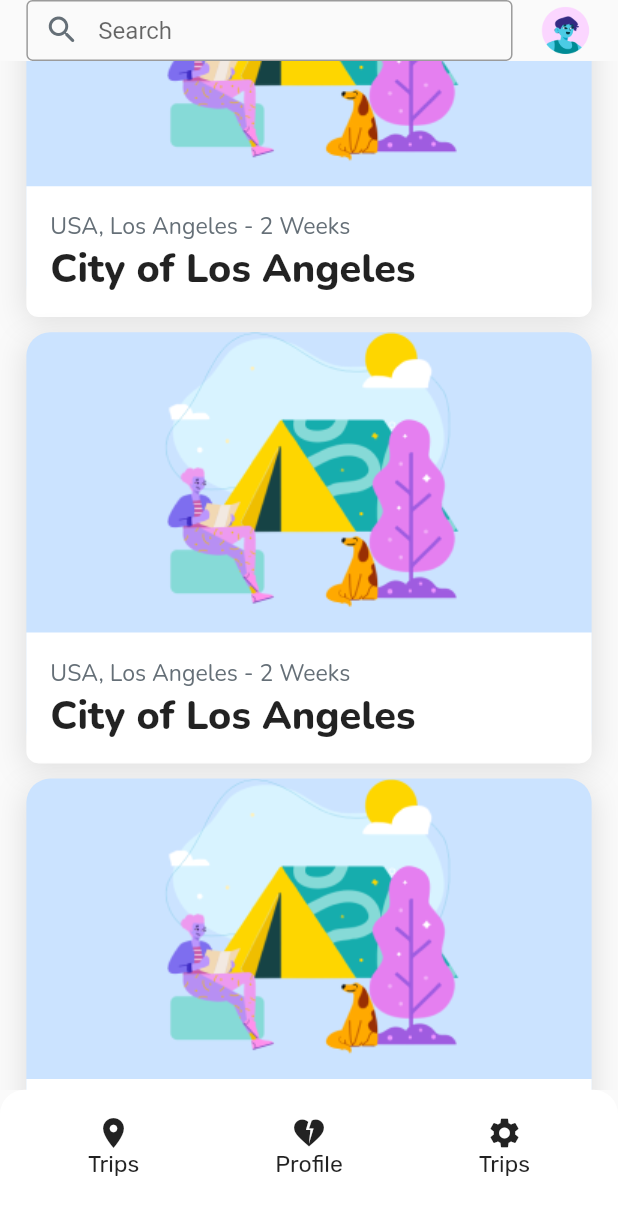
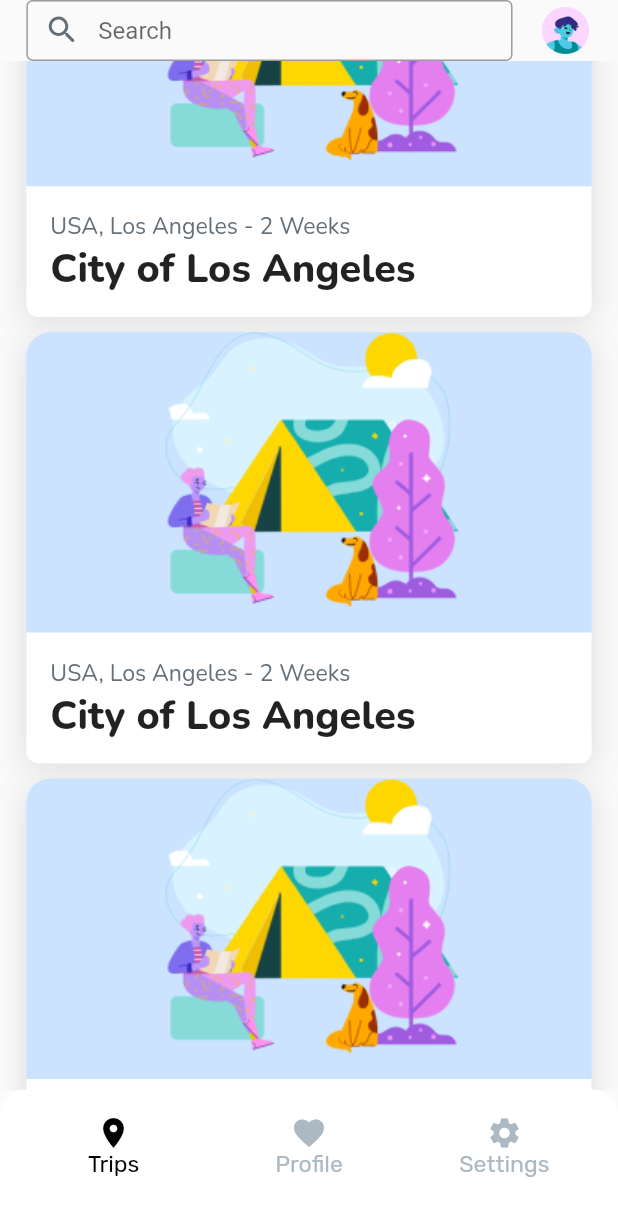
Before and after one commit to Samir-Sattarov/Student-Travel-Application, a Flutter app: the screen it shows after launch, scrolled down 576 dp, after a tap on "Trips", on a phone screen of 412 x 824 dp. Shown: the top 1216 px of the screen. Run offline on Flutter 3.47's test engine with Material 2 defaults, Android fonts, the phone set to English and light mode, and no system bars; our stand-ins replace flutter_keyboard_visibility, flutter_screenutil, flutter_svg, google_fonts.

Commit message:
Update bottom navigation bar

```diff
--- a/lib/screens/main_screen.dart
+++ b/lib/screens/main_screen.dart
@@ -1,6 +1,7 @@
 import 'package:flutter/material.dart';
 import 'package:flutter_screenutil/flutter_screenutil.dart';
 import 'package:google_fonts/google_fonts.dart';
+import 'package:student_travel_application/widgets/bottom_bar_widget.dart';
 
 import 'discovery_screen_one.dart';
 import 'discovery_screen_three.dart';
@@ -20,6 +21,7 @@ class _MainScreenState extends State<MainScreen> {
     const DiscoveryScreenThree()
   ];
   int currentScreen = 0;
+  bool isSelect = false;
   @override
   Widget build(BuildContext context) {
     return Scaffold(
@@ -38,90 +40,33 @@ class _MainScreenState extends State<MainScreen> {
           child: Row(
             mainAxisAlignment: MainAxisAlignment.spaceBetween,
             children: [
-              GestureDetector(
+              BottomBarWidget(
+                  isActive: currentScreen == 0 ? true : false,
                   onTap: () {
                     setState(() {
                       currentScreen = 0;
                     });
                   },
-                child: SizedBox(
-                  height: 58.h,
-                  width: 64.w,
-                  child: Column(
-                    crossAxisAlignment: CrossAxisAlignment.center,
-                    mainAxisAlignment: MainAxisAlignment.center,
-                    children: [
-                      SizedBox(
-                        height: 24.h,
-                        width: 24.w,
-                        child: const Icon(Icons.location_on),
-                      ),
-                      Text(
-                        "Trips",
-                        style: GoogleFonts.rubik(
-                            textStyle: TextStyle(
-                                fontSize: 14.sp, fontWeight: FontWeight.w400)),
-                      )
-                    ],
-                  ),
-                ),
-              ),
-              GestureDetector(
+                  icon: Icons.location_on,
+                  title: "Trips"),
+              BottomBarWidget(
+                  isActive: currentScreen == 1 ? true : false,
                   onTap: () {
                     setState(() {
                       currentScreen = 1;
                     });
                   },
-                child: SizedBox(
-                  height: 58.h,
-                  width: 64.w,
-                  child: Column(
-                    crossAxisAlignment: CrossAxisAlignment.center,
-                    mainAxisAlignment: MainAxisAlignment.center,
-                    children: [
-                      SizedBox(
-                        height: 24.h,
-                        width: 24.w,
-                        child: const Icon(Icons.heart_broken),
-                      ),
-                      Text(
-                        "Profile",
-                        style: GoogleFonts.rubik(
-                            textStyle: TextStyle(
-                                fontSize: 14.sp, fontWeight: FontWeight.w400)),
-                      )
-                    ],
-                  ),
-                ),
-              ),
-              GestureDetector(
+                  icon: Icons.favorite,
+                  title: "Profile"),
+              BottomBarWidget(
+                  isActive: currentScreen == 2 ? true : false,
                   onTap: () {
                     setState(() {
                       currentScreen = 2;
                     });
                   },
-                child: SizedBox(
-                  height: 58.h,
-                  width: 64.w,
-                  child: Column(
-                    crossAxisAlignment: CrossAxisAlignment.center,
-                    mainAxisAlignment: MainAxisAlignment.center,
-                    children: [
-                      SizedBox(
-                        height: 24.h,
-                        width: 24.w,
-                        child: const Icon(Icons.settings),
-                      ),
-                      Text(
-                        "Trips",
-                        style: GoogleFonts.rubik(
-                            textStyle: TextStyle(
-                                fontSize: 14.sp, fontWeight: FontWeight.w400)),
-                      )
-                    ],
-                  ),
-                ),
-              )
+                  icon: Icons.settings,
+                  title: "Settings"),
             ],
           ),
         ),
--- /dev/null
+++ b/lib/widgets/bottom_bar_widget.dart
@@ -0,0 +1,44 @@
+import 'package:flutter/material.dart';
+import 'package:flutter_screenutil/flutter_screenutil.dart';
+import 'package:google_fonts/google_fonts.dart';
+
+class BottomBarWidget extends StatelessWidget {
+  final Function() onTap;
+  final IconData icon;
+  final String title;
+  final bool isActive;
+  const BottomBarWidget(
+      {Key? key, required this.onTap, required this.icon, required this.title, required this.isActive})
+      : super(key: key);
+
+  @override
+  Widget build(BuildContext context) {
+    return GestureDetector(
+      onTap: () {
+        onTap.call();
+      },
+      child: SizedBox(
+        height: 58.h,
+        width: 64.w,
+        child: Column(
+          crossAxisAlignment: CrossAxisAlignment.center,
+          mainAxisAlignment: MainAxisAlignment.center,
+          children: [
+            SizedBox(
+              height: 24.h,
+              width: 24.w,
+              child: Icon(icon,color: isActive ? Colors.black:const Color(0xffACB8C2),),
+            ),
+            Text(
+              title,
+              style: GoogleFonts.rubik(
+                  textStyle:
+                      TextStyle(fontSize: 14.sp, fontWeight: FontWeight.w400,
+                      color: isActive ? Colors.black:const Color(0xffACB8C2))),
+            )
+          ],
+        ),
+      ),
+    );
+  }
+}
```
Lines whose indentation alone changed are shown as unchanged.
